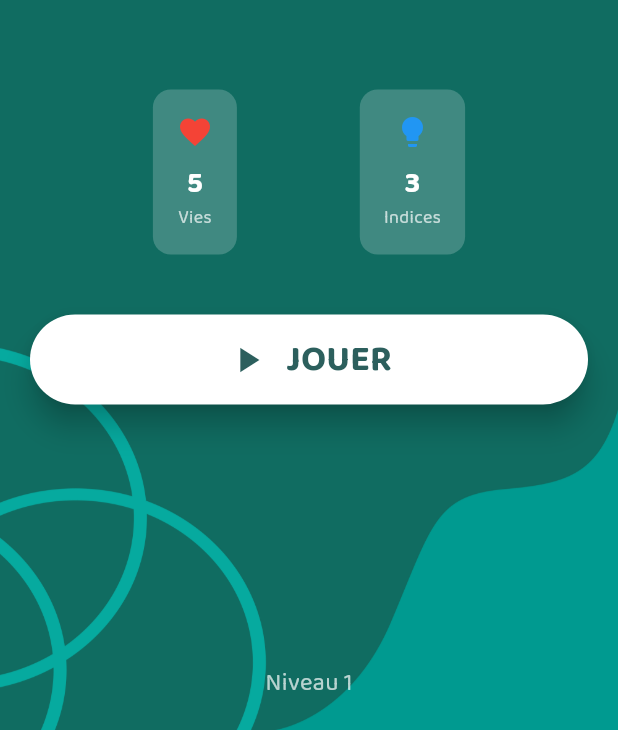
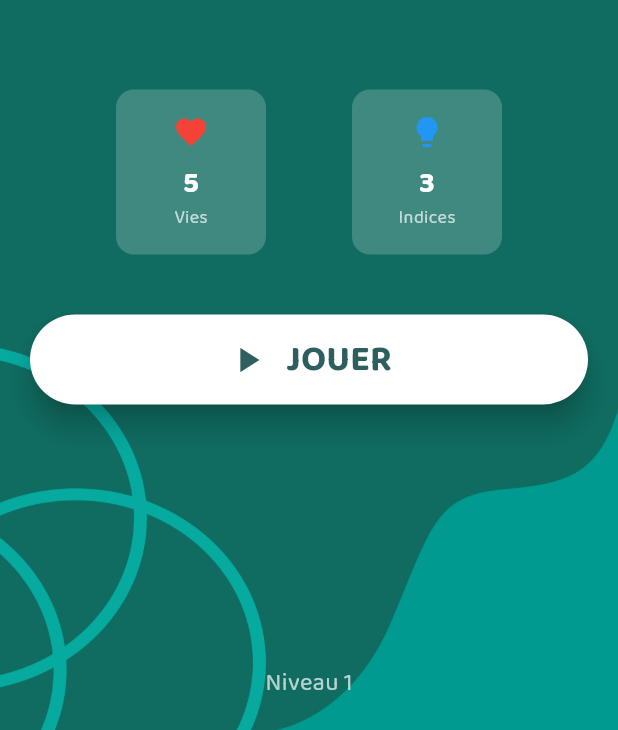
Before and after one commit to matMISY/top10challenge, a Flutter app: the screen it shows after launch, on a phone screen of 412 x 824 dp, the part 506-1236 px from its top. Run offline on Flutter 3.47's test engine with Material 3 defaults, Android fonts, the phone set to English and light mode, and no system bars; our stand-ins replace google_fonts, shared_preferences; missing offline and left inert: flag; project files that could hold a hidden picture were left out.

Commit message:
Corrections d'interface utilisateur et ajout du README
- Augmentation de la hauteur des cellules réponses de 20% (childAspectRatio: 3.5 → 2.8)
- Uniformisation de la largeur des cartes vies/indices sur l'écran d'accueil (largeur fixe: 100px)
- Ajout d'un README.md complet avec documentation du projet

🤖 Generated with [Claude Code](https://claude.ai/code)

Co-Authored-By: Claude <noreply@anthropic.com>

```diff
--- a/lib/screens/game_screen.dart
+++ b/lib/screens/game_screen.dart
@@ -369,7 +369,7 @@ class _GameScreenState extends State<GameScreen> {
                   child: GridView.builder(
                     gridDelegate: const SliverGridDelegateWithFixedCrossAxisCount(
                       crossAxisCount: 2,
-                      childAspectRatio: 3.5, // Augmenté pour réduire la hauteur des cases
+                      childAspectRatio: 2.8, // Réduit pour augmenter la hauteur des cases de 20%
                       crossAxisSpacing: 10,
                       mainAxisSpacing: 8,
                     ),
--- a/lib/screens/home_screen.dart
+++ b/lib/screens/home_screen.dart
@@ -125,7 +125,9 @@ class HomeScreen extends StatelessWidget {
     required String label,
     required Color color,
   }) {
-    return Container(
+    return SizedBox(
+      width: 100, // Largeur fixe pour uniformiser les cartes
+      child: Container(
         padding: const EdgeInsets.all(16),
         decoration: BoxDecoration(
           color: Colors.white.withValues(alpha: 0.2),
@@ -151,6 +153,7 @@ class HomeScreen extends StatelessWidget {
               ),
             ),
           ],
+        ),
       ),
     );
   }
```
Also changed, not shown: 1 other file. Lines whose indentation alone changed are shown as unchanged.
